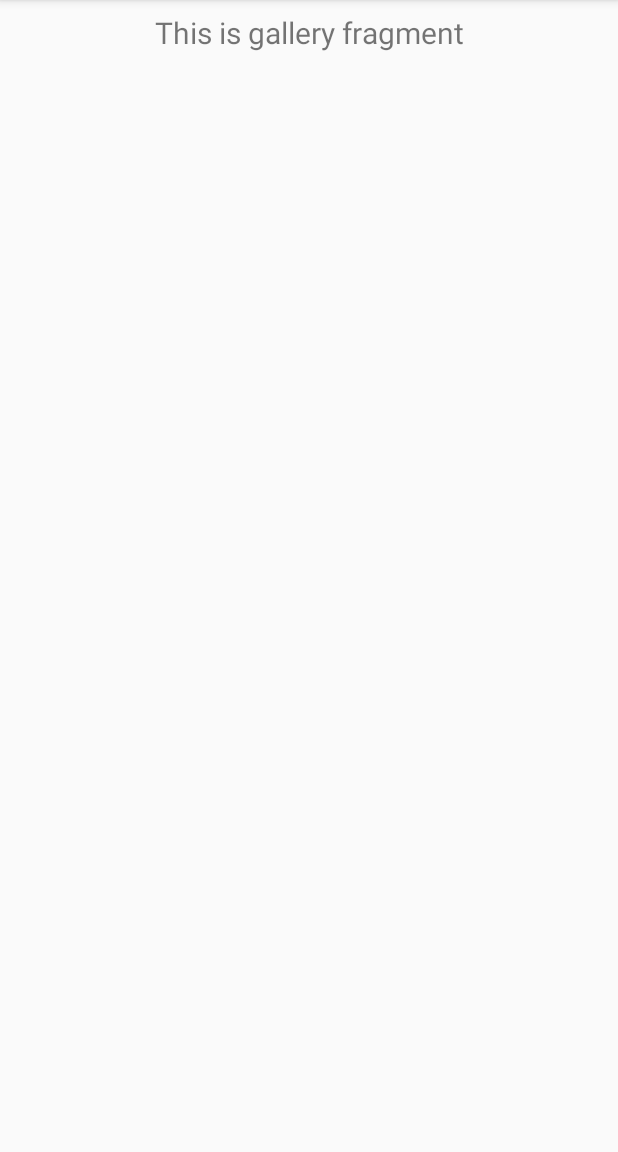
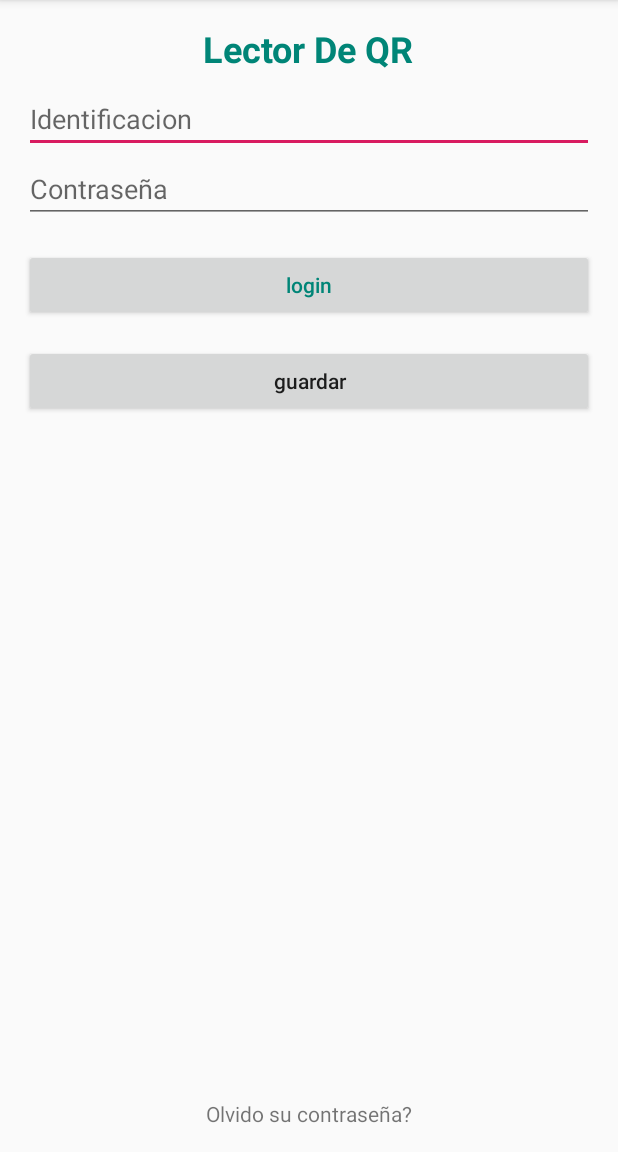
Before and after one commit to afmera/BookingProject2, an Android app: the fragment GalleryFragment shown on its own in the app's theme, on a phone screen of 412 x 824 dp, the part 84-1236 px from its top. Run offline under Robolectric (Android 15) with nearby library versions, the phone set to English and light mode, and no system bars; 2 statements that could not run were skipped.

Commit message:
Con mas Problemas que soluciones

```diff
--- a/app/build.gradle
+++ b/app/build.gradle
@@ -22,6 +22,7 @@ android {
 
 dependencies {
     implementation fileTree(dir: 'libs', include: ['*.jar'])
+    implementation 'com.github.kenglxn.QRGen:android:2.5.0' //No funciona
     implementation 'androidx.appcompat:appcompat:1.1.0'
     implementation 'androidx.constraintlayout:constraintlayout:1.1.3'
     implementation 'com.google.firebase:firebase-auth:16.0.5'
--- a/app/src/main/java/com/example/bookingproject/Google_Activity.java
+++ b/app/src/main/java/com/example/bookingproject/Google_Activity.java
@@ -13,7 +13,6 @@ import android.widget.Toast;
 
 import com.example.bookingproject.model.Persona;
 import com.example.bookingproject.utils.Utils;
-import com.example.bookingproject.vector.Vector;
 import com.google.android.gms.auth.api.Auth;
 import com.google.android.gms.auth.api.signin.GoogleSignInAccount;
 import com.google.android.gms.auth.api.signin.GoogleSignInOptions;
--- a/app/src/main/res/layout/fragment_gallery.xml
+++ b/app/src/main/res/layout/fragment_gallery.xml
@@ -1,19 +1,85 @@
 <?xml version="1.0" encoding="utf-8"?>
-<androidx.constraintlayout.widget.ConstraintLayout xmlns:android="http://schemas.android.com/apk/res/android"
+<RelativeLayout
+    xmlns:android="http://schemas.android.com/apk/res/android"
     xmlns:app="http://schemas.android.com/apk/res-auto"
     android:layout_width="match_parent"
     android:layout_height="match_parent">
+    <TextView
+        android:text="Lector De QR"
+        android:id="@+id/loginTv1"
+        android:textStyle="bold"
+        android:textSize="24dp"
+        android:textColor="@color/colorPrimary"
+        android:layout_centerHorizontal="true"
+        android:layout_marginTop="16dp"
+        android:layout_width="wrap_content"
+        android:layout_height="wrap_content"/>
+    <LinearLayout
+        android:layout_below="@id/loginTv1"
+        android:layout_above="@id/txtlogin"
+        android:layout_marginLeft="16dp"
+        android:layout_marginTop="8dp"
+        android:layout_marginRight="16dp"
+        android:layout_marginBottom="8dp"
+        android:orientation="vertical"
+        android:layout_width="match_parent"
+        android:layout_height="wrap_content">
 
+        <EditText
+            android:id="@+id/edtidentificacion"
+            android:layout_width="match_parent"
+            android:layout_height="wrap_content"
+            android:drawablePadding="8dp"
+            android:hint="Identificacion"
+            android:inputType="text|number"/>
+        <View
+            android:layout_width="match_parent"
+            android:layout_height="1dp">
+        </View>
+        <EditText
+            android:id="@+id/edtcontraseña"
+            android:hint="Contraseña"
+            android:inputType="textPassword"
+            android:drawablePadding="8dp"
+            android:layout_width="match_parent"
+            android:layout_height="wrap_content"/>
+        <View
+            android:layout_width="match_parent"
+            android:layout_height="1dp">
+        </View>
+        <Button
+            android:id="@+id/btnenviar"
+            android:text="login"
+            android:textAllCaps="false"
+            android:textColor="@color/colorPrimary"
+            android:layout_marginTop="16dp"
+            android:layout_width="match_parent"
+            android:layout_height="wrap_content"/>
+
+        <Button
+            android:id="@+id/btnregistro"
+            android:text="guardar"
+            android:textAllCaps="false"
+            android:layout_marginBottom="16dp"
+            android:layout_marginTop="16dp"
+            android:layout_width="match_parent"
+            android:layout_height="wrap_content"/>
+        <ImageView
+            android:id="@+id/ivCodigoGenerado"
+            android:layout_width="234dp"
+            android:layout_gravity="center"
+            android:layout_height="198dp"
+            android:layout_marginStart="8dp"
+            android:layout_marginEnd="8dp"
+            android:layout_marginHorizontal="16dp" />
+    </LinearLayout>
     <TextView
-        android:id="@+id/text_gallery"
-        android:layout_width="match_parent"
-        android:layout_height="wrap_content"
-        android:layout_marginStart="8dp"
-        android:layout_marginTop="8dp"
-        android:layout_marginEnd="8dp"
-        android:textAlignment="center"
-        android:textSize="20sp"
-        app:layout_constraintEnd_toEndOf="parent"
-        app:layout_constraintStart_toStartOf="parent"
-        app:layout_constraintTop_toTopOf="parent" />
-</androidx.constraintlayout.widget.ConstraintLayout>
+        android:layout_alignParentBottom="true"
+        android:layout_centerHorizontal="true"
+        android:text="Olvido su contraseña?"
+        android:id="@+id/txtlogin"
+        android:layout_marginBottom="16dp"
+        android:layout_marginTop="16dp"
+        android:layout_width="wrap_content"
+        android:layout_height="wrap_content"/>
+</RelativeLayout>
--- a/app/src/main/res/layout/fragment_home.xml
+++ b/app/src/main/res/layout/fragment_home.xml
@@ -1,5 +1,6 @@
 <?xml version="1.0" encoding="utf-8"?>
-<androidx.constraintlayout.widget.ConstraintLayout xmlns:android="http://schemas.android.com/apk/res/android"
+<androidx.constraintlayout.widget.ConstraintLayout
+    xmlns:android="http://schemas.android.com/apk/res/android"
     xmlns:app="http://schemas.android.com/apk/res-auto"
     android:layout_width="match_parent"
     android:layout_height="match_parent">
--- a/build.gradle
+++ b/build.gradle
@@ -4,7 +4,7 @@ buildscript {
     repositories {
         google()
         jcenter()
-
+        maven { url "https://jitpack.io" }
     }
     dependencies {
         classpath 'com.android.tools.build:gradle:3.5.0'
```
Also changed, not shown: app/src/main/java/com/example/bookingproject/Menu_Principal_Activity.java (+2 -5 lines), app/src/main/java/com/example/bookingproject/vector/Vector.java (deleted, +0 -40 lines), app/src/main/res/menu/activity_menu__principal__drawer.xml (+8 -17 lines), 1 other file.
